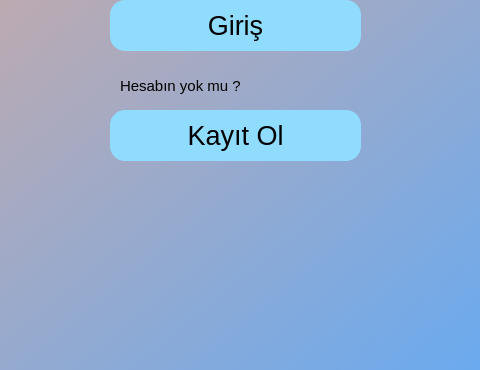
First picture: the form in Mp3 Player 0.2/deneme giris/Giris.ui, repository TahaMuslu/Mp3Player, before the edit; both pictures show x 290 to 770 and y 490 to 860 of the 1100 by 860 pixel window.
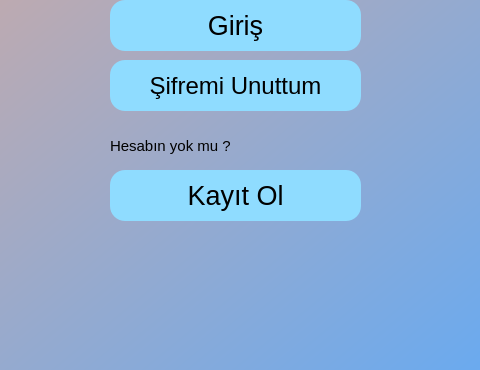
Second picture: the form after the edit. Icons and pictures are not drawn.

The edit to the form file:
```diff
--- a/Mp3 Player 0.2/deneme giris/Giris.ui
+++ b/Mp3 Player 0.2/deneme giris/Giris.ui
@@ -34,8 +34,8 @@
    <widget class="QLabel" name="label_4">
     <property name="geometry">
      <rect>
-      <x>410</x>
-      <y>670</y>
+      <x>390</x>
+      <y>730</y>
       <width>261</width>
       <height>51</height>
      </rect>
@@ -232,7 +232,7 @@
     <property name="geometry">
      <rect>
       <x>400</x>
-      <y>600</y>
+      <y>660</y>
       <width>251</width>
       <height>51</height>
      </rect>
@@ -253,8 +253,8 @@
    <widget class="QLabel" name="label_5">
     <property name="geometry">
      <rect>
-      <x>410</x>
-      <y>560</y>
+      <x>400</x>
+      <y>620</y>
       <width>171</width>
       <height>31</height>
      </rect>
@@ -310,27 +310,28 @@
      <string>Giriş Yap ya da Kayıt Ol</string>
     </property>
    </widget>
-   <zorder>label_4</zorder>
-   <zorder>sifreGoster</zorder>
-   <zorder>geriButon</zorder>
-   <zorder>ileriButon</zorder>
-   <zorder>girisButon</zorder>
-   <zorder>epostaLine</zorder>
-   <zorder>label_3</zorder>
-   <zorder>label_2</zorder>
-   <zorder>sifreLine</zorder>
-   <zorder>epostaLine</zorder>
-   <zorder>girisButon</zorder>
-   <zorder>sifreLine</zorder>
-   <zorder>girisButon</zorder>
-   <zorder>epostaLine</zorder>
-   <zorder>label_3</zorder>
-   <zorder>label_2</zorder>
-   <zorder>sifreLine</zorder>
-   <zorder>kayitOl</zorder>
-   <zorder>label_5</zorder>
-   <zorder>label_6</zorder>
-   <zorder>label_7</zorder>
+   <widget class="QPushButton" name="sifremiUnuttum">
+    <property name="geometry">
+     <rect>
+      <x>400</x>
+      <y>550</y>
+      <width>251</width>
+      <height>51</height>
+     </rect>
+    </property>
+    <property name="font">
+     <font>
+      <pointsize>18</pointsize>
+     </font>
+    </property>
+    <property name="styleSheet">
+     <string notr="true">background-color: rgb(143, 220, 255);
+border-radius:15px;</string>
+    </property>
+    <property name="text">
+     <string>Şifremi Unuttum</string>
+    </property>
+   </widget>
   </widget>
  </widget>
  <tabstops>
```
Left out of the diff: 7 changed lines with no effect on the pictures.
